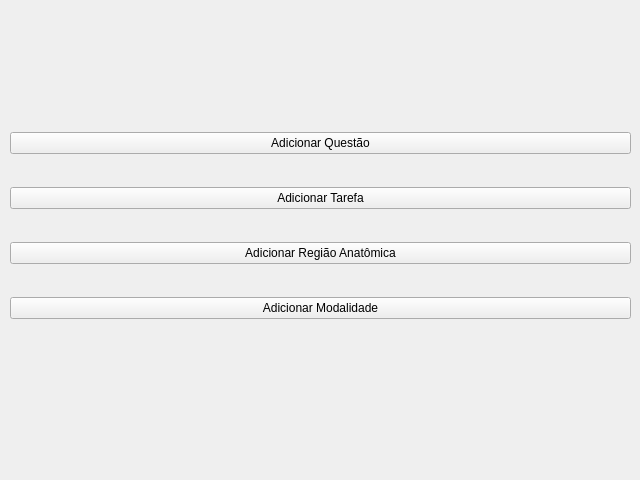
Old version of the form anatomy/entrieswindow.ui in the repository caiovosilva/anatomy.
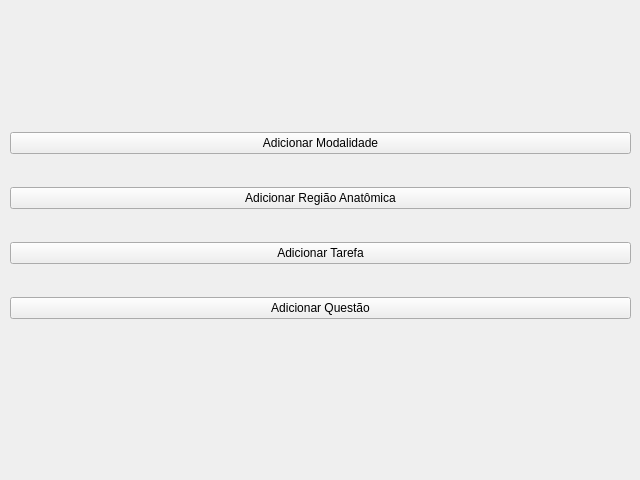
New version of the form.

Commit message: export assignment UI done

```diff
--- a/anatomy/entrieswindow.ui
+++ b/anatomy/entrieswindow.ui
@@ -23,27 +23,6 @@
     </rect>
    </property>
    <layout class="QVBoxLayout" name="verticalLayout">
-    <item>
-     <widget class="QPushButton" name="newQuestionButton">
-      <property name="text">
-       <string>Adicionar Questão</string>
-      </property>
-     </widget>
-    </item>
-    <item>
-     <widget class="QPushButton" name="newAssignmentButton">
-      <property name="text">
-       <string>Adicionar Tarefa</string>
-      </property>
-     </widget>
-    </item>
-    <item>
-     <widget class="QPushButton" name="newAnatomicalRegionButton">
-      <property name="text">
-       <string>Adicionar Região Anatômica</string>
-      </property>
-     </widget>
-    </item>
     <item>
      <widget class="QPushButton" name="newModalityButton">
       <property name="text">
@@ -51,6 +30,27 @@
       </property>
      </widget>
     </item>
+    <item>
+     <widget class="QPushButton" name="newAnatomicalRegionButton">
+      <property name="text">
+       <string>Adicionar Região Anatômica</string>
+      </property>
+     </widget>
+    </item>
+    <item>
+     <widget class="QPushButton" name="newAssignmentButton">
+      <property name="text">
+       <string>Adicionar Tarefa</string>
+      </property>
+     </widget>
+    </item>
+    <item>
+     <widget class="QPushButton" name="newQuestionButton">
+      <property name="text">
+       <string>Adicionar Questão</string>
+      </property>
+     </widget>
+    </item>
    </layout>
   </widget>
  </widget>
```
The commit also changes 5 other files.
